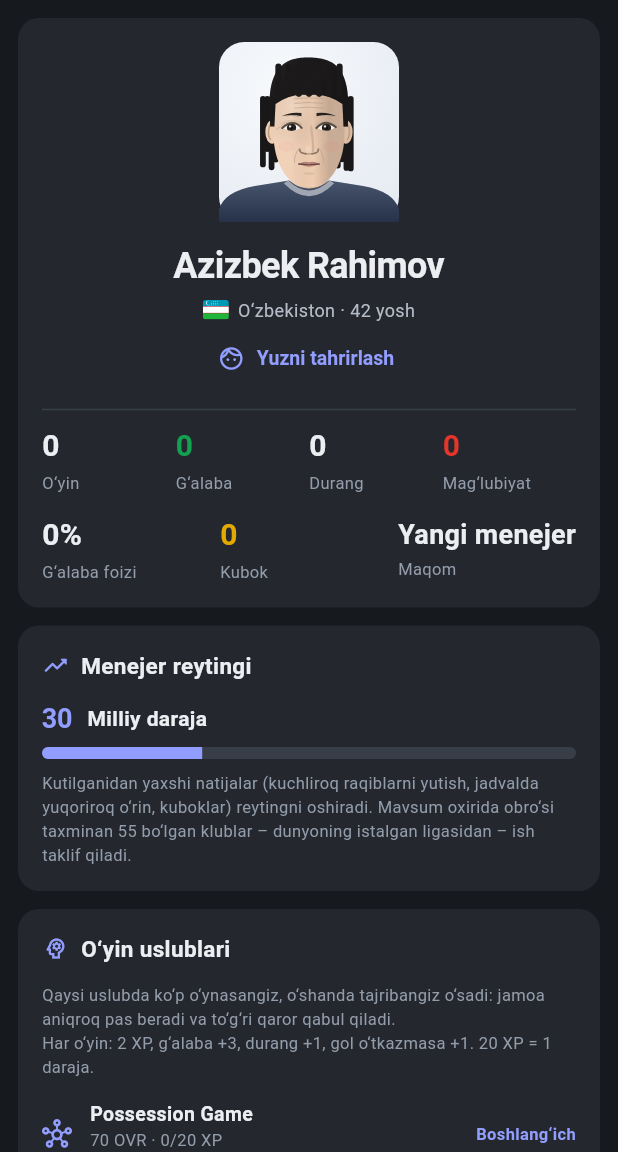
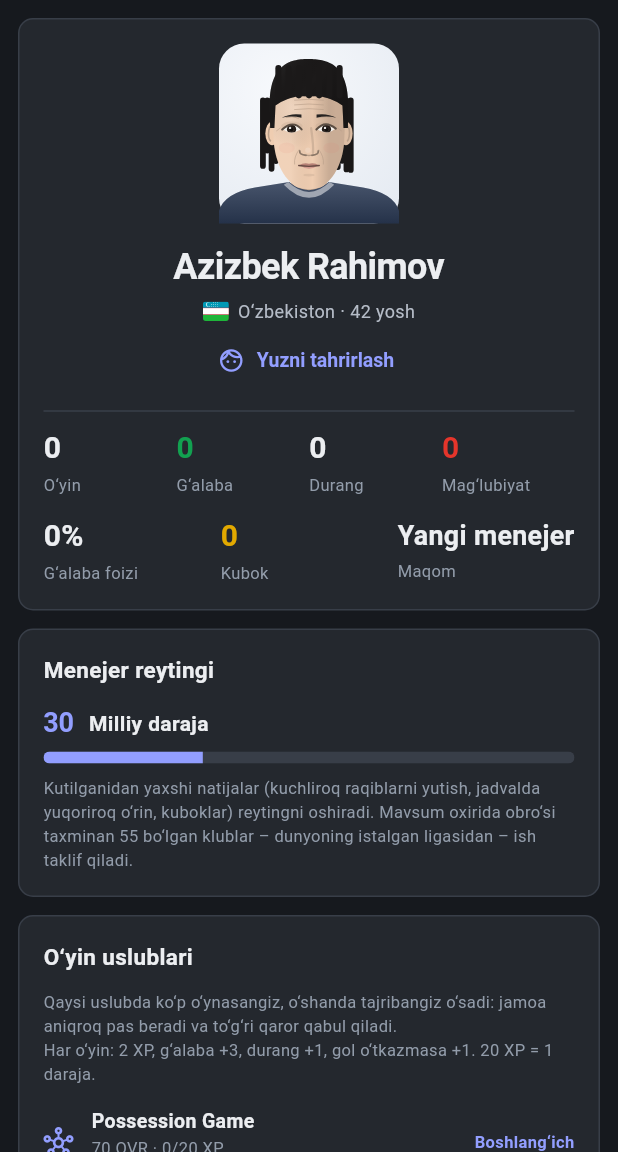
Before and after one commit to uz4studiosuz/football_top_manager, a Flutter app: the ManagerProfileScreen screen opened directly, after a tap on the "dark mode" icon, on a phone screen of 412 x 824 dp, the part 84-1236 px from its top. Run offline on Flutter 3.47's test engine with Material 3 defaults, Android fonts, the phone set to English and light mode, and no system bars; our stand-ins replace file_picker, flutter_svg, image_picker, shared_preferences, web; missing offline and left inert: dart:js_interop; accounts and stored records are empty; project files that could hold a hidden picture were left out.

Commit message:
Transfers survive job changes; flatter, less generic UI
- Transfer ledger: where every player ended up is kept and re-applied whenever clubs are rebuilt from the data files (taking a job in another league, loading a country), so the star you bought stays where he went
- Cards are flat panels with a hairline edge, section headers lose decorative icons, chips show selection with an accent outline, secondary buttons are a soft tint instead of solid blue
- Test bounds adjusted to the current engine's shot and goal volume

Co-Authored-By: Claude Sonnet 5.5 <noreply@anthropic.com>

```diff
--- a/lib/screens/club_life_screen.dart
+++ b/lib/screens/club_life_screen.dart
@@ -195,7 +195,7 @@ class _Facilities extends StatelessWidget {
                         style: AppText.caption.copyWith(fontWeight: FontWeight.w600),
                       ),
                     ),
-                    FilledButton.tonal(
+                    AppTonal.button(
                       onPressed: life.building.containsKey(f) || life.level(f) >= Facility.maxLevel
                           ? null
                           : () {
@@ -246,7 +246,7 @@ Widget _sponsorCard(BuildContext context, GameState game) {
               contentPadding: EdgeInsets.zero,
               title: Text('${o['name']}', style: AppText.bodyStrong),
               subtitle: Text(terms(o), style: AppText.caption),
-              trailing: FilledButton.tonal(onPressed: () => game.signSponsor(o), child: Text(tr('Imzolash'))),
+              trailing: AppTonal.button(onPressed: () => game.signSponsor(o), child: Text(tr('Imzolash'))),
             ),
       ],
     ),
@@ -801,7 +801,7 @@ class _Staff extends StatelessWidget {
                       TextButton(onPressed: () => game.setStaff(r, 0), child: Text(tr('Bo‘shatish'))),
                     const Spacer(),
                     if (life.staffLevel(r) < 5)
-                      FilledButton.tonal(
+                      AppTonal.button(
                         onPressed: () {
                           final error = game.setStaff(r, life.staffLevel(r) + 1);
                           if (error != null) ScaffoldMessenger.of(context).showSnackBar(SnackBar(content: Text(error)));
--- a/lib/screens/manager_profile_screen.dart
+++ b/lib/screens/manager_profile_screen.dart
@@ -259,7 +259,7 @@ class _ManagerProfileScreenState extends State<ManagerProfileScreen> {
                   style: AppText.caption,
                 ),
                 const SizedBox(height: 12),
-                FilledButton.tonalIcon(
+                AppTonal.icon(
                   onPressed: () async {
                     await SaveService.save();
                     if (context.mounted) {
--- a/lib/screens/match_screen.dart
+++ b/lib/screens/match_screen.dart
@@ -984,7 +984,7 @@ class _MatchScreenState extends State<MatchScreen> {
                   ),
                 ),
               ]))),
-              FilledButton.tonalIcon(
+              AppTonal.icon(
                 onPressed: done || _subsLeft <= 0 ? null : () => _openSubs(),
                 icon: const Icon(Icons.swap_vert_rounded, size: 18),
                 label: Text('$_subsLeft'),
--- a/lib/screens/player_creator_screen.dart
+++ b/lib/screens/player_creator_screen.dart
@@ -419,7 +419,7 @@ class _PlayerCreatorScreenState extends State<PlayerCreatorScreen> {
                 _slider(tr('Daraja (taxminiy OVR)'), target, 50, 95, (v) => setState(() => target = v)),
                 SizedBox(
                   width: double.infinity,
-                  child: FilledButton.tonalIcon(
+                  child: AppTonal.icon(
                     onPressed: () => setState(() {
                       attrs = _template();
                       potential = max(potential, target);
--- a/lib/screens/save_slots_screen.dart
+++ b/lib/screens/save_slots_screen.dart
@@ -105,7 +105,7 @@ class _SaveSlotsScreenState extends State<SaveSlotsScreen> {
             Text(tr('Hozirgi'), style: AppText.caption.copyWith(color: AppColors.primary, fontWeight: FontWeight.w700))
           else ...[
             if (meta != null) IconButton(tooltip: tr('O‘chirish'), onPressed: () => _delete(i), icon: const Icon(Icons.delete_outline)),
-            FilledButton.tonal(
+            AppTonal.button(
               onPressed: () => _open(i, meta),
               child: Text(meta == null ? tr('Yangi karyera') : tr('Ochish')),
             ),
--- a/lib/screens/transfer_screen.dart
+++ b/lib/screens/transfer_screen.dart
@@ -303,7 +303,7 @@ class _TransferScreenState extends State<TransferScreen> {
                           children: [
                             ScoutedOvr(e.p, size: 30),
                             const SizedBox(width: 8),
-                            FilledButton.tonal(
+                            AppTonal.button(
                               style: FilledButton.styleFrom(
                                 minimumSize: const Size(64, 34),
                                 padding: const EdgeInsets.symmetric(horizontal: 10),
@@ -376,7 +376,7 @@ class _TransferScreenState extends State<TransferScreen> {
                         children: [
                           ScoutedOvr(p, size: 30),
                           const SizedBox(width: 8),
-                          FilledButton.tonal(
+                          AppTonal.button(
                             style: FilledButton.styleFrom(minimumSize: const Size(64, 34)),
                             onPressed: () {
                               final ok = game.signFreeAgent(p);
--- a/lib/ui/app_theme.dart
+++ b/lib/ui/app_theme.dart
@@ -32,7 +32,7 @@ class AppAppearance extends ValueNotifier<bool> {
 
 abstract final class AppColors {
   static Color get bg =>
-      AppAppearance.instance.value ? const Color(0xFF16191E) : const Color(0xFFEDF1F6);
+      AppAppearance.instance.value ? const Color(0xFF16191E) : const Color(0xFFF1F3F6);
   static Color get surface =>
       AppAppearance.instance.value ? const Color(0xFF24282E) : const Color(0xFFFFFFFF);
   static Color get surfaceAlt =>
@@ -138,7 +138,7 @@ abstract final class AppText {
 }
 
 ThemeData buildAppTheme() {
-  const radius = BorderRadius.all(Radius.circular(10));
+  const radius = BorderRadius.all(Radius.circular(8));
   return ThemeData(
     useMaterial3: true,
     brightness: AppAppearance.instance.value ? Brightness.dark : Brightness.light,
@@ -195,20 +195,20 @@ ThemeData buildAppTheme() {
       elevation: 0,
       color: AppColors.surface,
       margin: EdgeInsets.zero,
-      shape: RoundedRectangleBorder(borderRadius: radius),
+      shape: RoundedRectangleBorder(borderRadius: BorderRadius.all(Radius.circular(10)), side: BorderSide(color: AppColors.line)),
     ),
     dialogTheme: DialogThemeData(
       elevation: 0,
       backgroundColor: AppColors.surface,
       surfaceTintColor: Colors.transparent,
-      shape: RoundedRectangleBorder(borderRadius: BorderRadius.all(Radius.circular(16))),
+      shape: RoundedRectangleBorder(borderRadius: BorderRadius.all(Radius.circular(12))),
     ),
     bottomSheetTheme: BottomSheetThemeData(
       elevation: 0,
       backgroundColor: AppColors.surface,
       surfaceTintColor: Colors.transparent,
       showDragHandle: true,
-      shape: RoundedRectangleBorder(borderRadius: BorderRadius.vertical(top: Radius.circular(20))),
+      shape: RoundedRectangleBorder(borderRadius: BorderRadius.vertical(top: Radius.circular(14))),
     ),
     filledButtonTheme: FilledButtonThemeData(
       style: FilledButton.styleFrom(
@@ -250,10 +250,15 @@ ThemeData buildAppTheme() {
         fontSize: 12,
         fontWeight: FontWeight.w600,
       ),
-      checkmarkColor: AppColors.primary,
+      showCheckmark: false,
       selectedColor: AppColors.primarySoft,
       backgroundColor: AppColors.surface,
-      side: BorderSide(color: AppColors.line),
+      side: WidgetStateBorderSide.resolveWith(
+        (states) => BorderSide(
+          color: states.contains(WidgetState.selected) ? AppColors.primary : AppColors.line,
+          width: states.contains(WidgetState.selected) ? 1.4 : 1,
+        ),
+      ),
       shape: StadiumBorder(),
     ),
     inputDecorationTheme: InputDecorationTheme(
--- a/lib/ui/widgets.dart
+++ b/lib/ui/widgets.dart
@@ -5,6 +5,25 @@ import 'app_theme.dart';
 import '../l10n/l10n.dart';
 
 export 'app_theme.dart';
+
+/// Secondary action: a soft tint with accent text, so the single solid
+/// button on a screen stays the one that matters.
+abstract final class AppTonal {
+  static ButtonStyle _style([ButtonStyle? extra]) {
+    final base = FilledButton.styleFrom(
+      elevation: 0,
+      backgroundColor: AppColors.primarySoft,
+      foregroundColor: AppColors.primary,
+    );
+    return extra == null ? base : base.merge(extra);
+  }
+
+  static Widget button({required VoidCallback? onPressed, required Widget child, ButtonStyle? style}) =>
+      FilledButton.tonal(onPressed: onPressed, style: _style(style), child: child);
+
+  static Widget icon({required VoidCallback? onPressed, required Widget icon, required Widget label, ButtonStyle? style}) =>
+      FilledButton.tonalIcon(onPressed: onPressed, style: _style(style), icon: icon, label: label);
+}
 
 /// White rounded card – the basic building block of every screen.
 class AppCard extends StatelessWidget {
@@ -26,11 +45,17 @@ class AppCard extends StatelessWidget {
   Widget build(BuildContext context) {
     Theme.of(context); // Rebuild palette tokens when appearance changes.
     final body = Padding(padding: padding, child: child);
+    // A flat panel with a hairline edge (data first, no soft blobs).
     return Container(
       margin: margin,
+      decoration: BoxDecoration(
+        color: color,
+        borderRadius: BorderRadius.circular(10),
+        border: Border.all(color: AppColors.line),
+      ),
       child: Material(
-        color: color,
-        borderRadius: BorderRadius.circular(14),
+        color: Colors.transparent,
+        borderRadius: BorderRadius.circular(10),
         clipBehavior: Clip.antiAlias,
         child: onTap == null ? body : InkWell(onTap: onTap, child: body),
       ),
@@ -58,10 +83,8 @@ class SectionHeader extends StatelessWidget {
     padding: padding,
     child: Row(
       children: [
-        if (icon != null) ...[
-          Icon(icon, size: 18, color: AppColors.primary),
-          const SizedBox(width: 8),
-        ],
+        // Titles stand on their own: a decorative icon on every card header
+        // only adds noise.
         Expanded(child: Text(tr(title), style: AppText.h3)),
         if (action != null)
           InkWell(
```
Also changed, not shown: lib/services/game_state.dart (+83 -4 lines), 4 other files.
